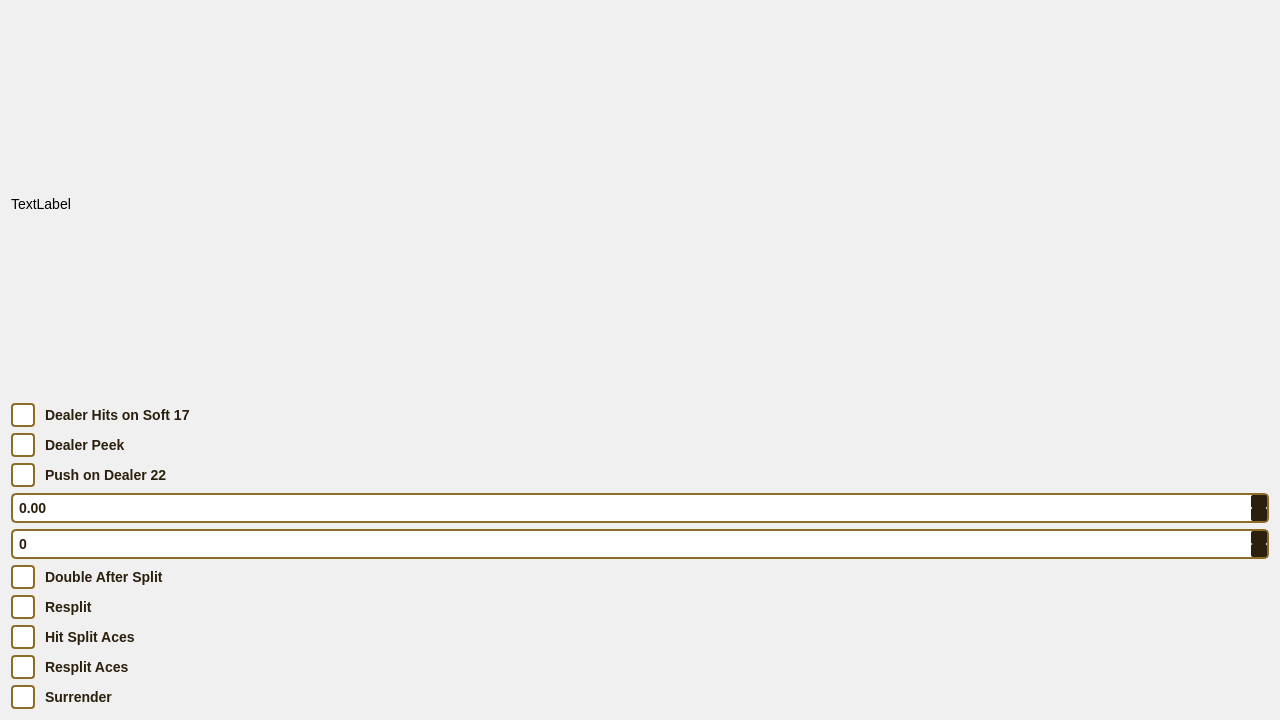
This is ruleset_widget.ui in owenharvey78/blackjack-learning-game as Qt 5 draws it before an edit. The edited form follows.
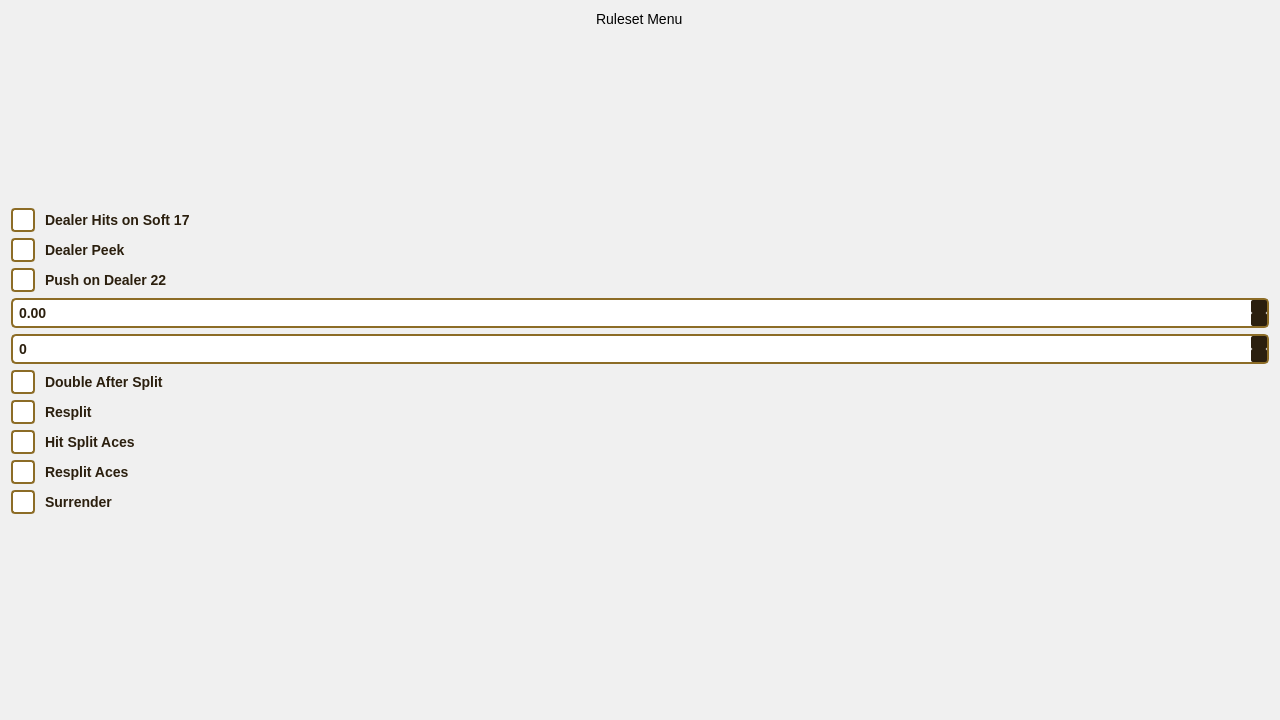
This is the edited form. Icons and pictures are not drawn.

Diff of the .ui file:
```diff
--- a/ruleset_widget.ui
+++ b/ruleset_widget.ui
@@ -132,13 +132,26 @@
 }</string>
   </property>
   <layout class="QVBoxLayout" name="verticalLayout_2">
-   <item>
+   <item alignment="Qt::AlignmentFlag::AlignHCenter">
     <widget class="QLabel" name="label">
      <property name="text">
-      <string>TextLabel</string>
+      <string>Ruleset Menu</string>
      </property>
     </widget>
    </item>
+   <item>
+    <spacer name="verticalSpacer_2">
+     <property name="orientation">
+      <enum>Qt::Orientation::Vertical</enum>
+     </property>
+     <property name="sizeHint" stdset="0">
+      <size>
+       <width>20</width>
+       <height>40</height>
+      </size>
+     </property>
+    </spacer>
+   </item>
    <item>
     <layout class="QVBoxLayout" name="verticalLayout">
      <item>
@@ -205,6 +218,32 @@
      </item>
     </layout>
    </item>
+   <item>
+    <spacer name="horizontalSpacer">
+     <property name="orientation">
+      <enum>Qt::Orientation::Horizontal</enum>
+     </property>
+     <property name="sizeHint" stdset="0">
+      <size>
+       <width>40</width>
+       <height>20</height>
+      </size>
+     </property>
+    </spacer>
+   </item>
+   <item>
+    <spacer name="verticalSpacer">
+     <property name="orientation">
+      <enum>Qt::Orientation::Vertical</enum>
+     </property>
+     <property name="sizeHint" stdset="0">
+      <size>
+       <width>20</width>
+       <height>40</height>
+      </size>
+     </property>
+    </spacer>
+   </item>
   </layout>
  </widget>
  <resources/>
```
